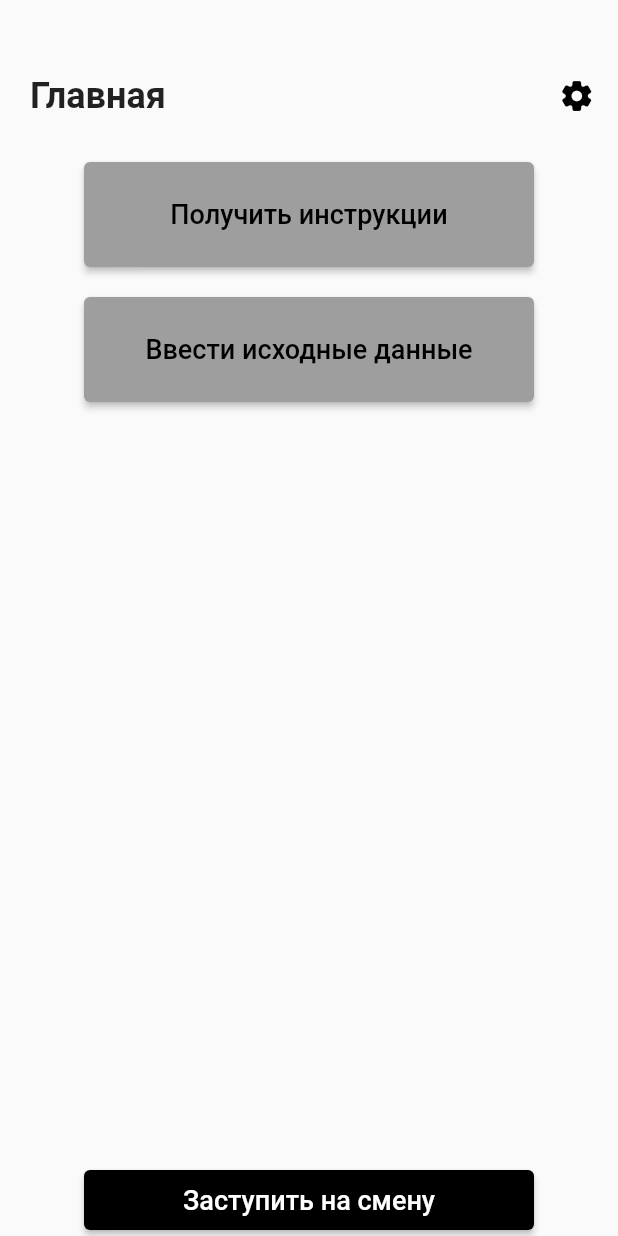
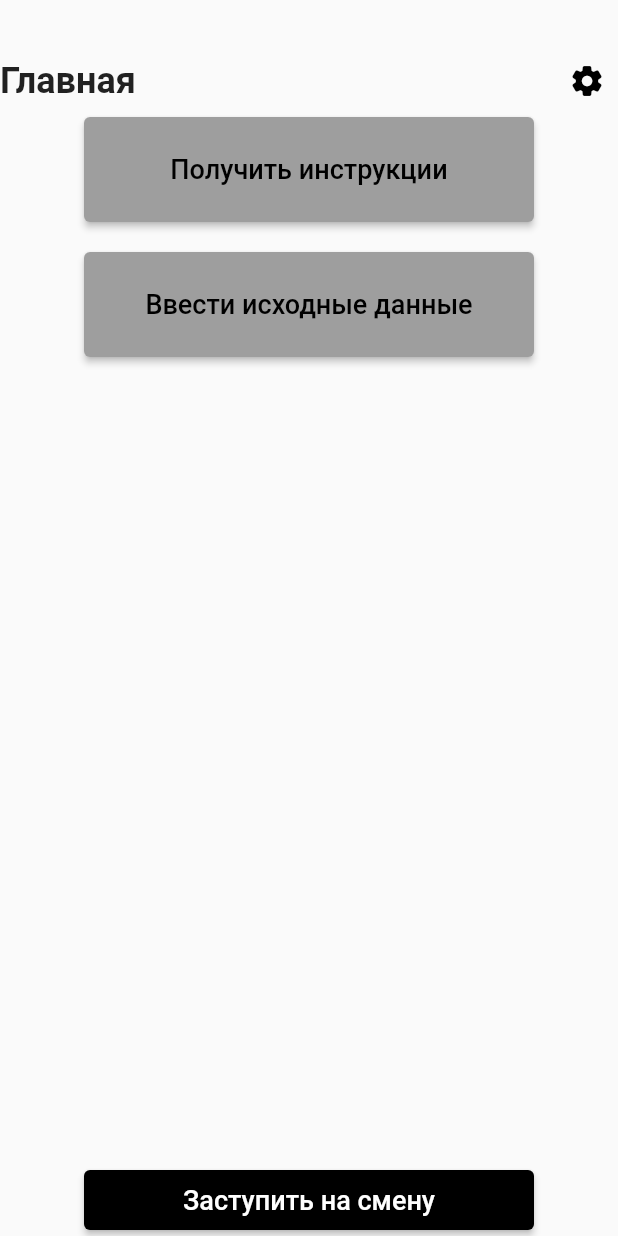
Before and after one commit to Nikita78873/TestApp, a Flutter app: the screen it shows after launch, on a phone screen of 412 x 824 dp. Run offline on Flutter 3.47's test engine with Material 2 defaults, Android fonts, the phone set to English and light mode, and no system bars.

Commit message:
Padding -> Expanded

```diff
--- a/flutter_application_1/lib/main.dart
+++ b/flutter_application_1/lib/main.dart
@@ -1,14 +1,14 @@
 import 'package:flutter/material.dart';
-import 'package:flutter_application_1/pages/firstpage.dart'; //подключаем класс FirstPage
-import 'package:flutter_application_1/pages/instructionpage.dart';//подключаем класс InstructionPage
-import 'package:flutter_application_1/pages/testpage.dart';//подключаем класс TestPage
+import 'package:flutter_application_1/pages/firstpage.dart';
+import 'package:flutter_application_1/pages/instructionpage.dart';
+import 'package:flutter_application_1/pages/testpage.dart';
 
 
 void main() => runApp(MaterialApp(
 
-  initialRoute: '/', //начальная страница
+  initialRoute: '/',
   routes: {
-    '/':(context) => FirstPage(), //главная страница
+    '/':(context) => FirstPage(),
     '/primary':(context) => InstructionPage(),
     '/secondary':(context) => TestPage(),
 
--- a/flutter_application_1/lib/pages/firstpage.dart
+++ b/flutter_application_1/lib/pages/firstpage.dart
@@ -18,13 +18,10 @@ class _FirstPageState extends State<FirstPage> {
         Padding(
           padding: const EdgeInsetsDirectional.fromSTEB(0, 30, 0, 0),
           child: Row(
-            textDirection: TextDirection.ltr,
-            crossAxisAlignment: CrossAxisAlignment.start,
-            verticalDirection: VerticalDirection.down,
-            mainAxisAlignment: MainAxisAlignment.start,
+            mainAxisAlignment: MainAxisAlignment.center,
             children: [
-              const Padding(
-                padding: EdgeInsetsDirectional.fromSTEB(20, 20, 250, 30),
+              const Expanded(
+                flex: 9,
                 child: Text(
                   'Главная',
                   style: TextStyle(
@@ -33,8 +30,8 @@ class _FirstPageState extends State<FirstPage> {
                   ),
                 )
               ),
-              Padding(
-                padding: const EdgeInsetsDirectional.fromSTEB(0, 10, 0, 0),
+              Expanded(
+                flex: 1,
                 child: TextButton(
                   style: TextButton.styleFrom(
                     minimumSize: const Size(20, 40),
```
